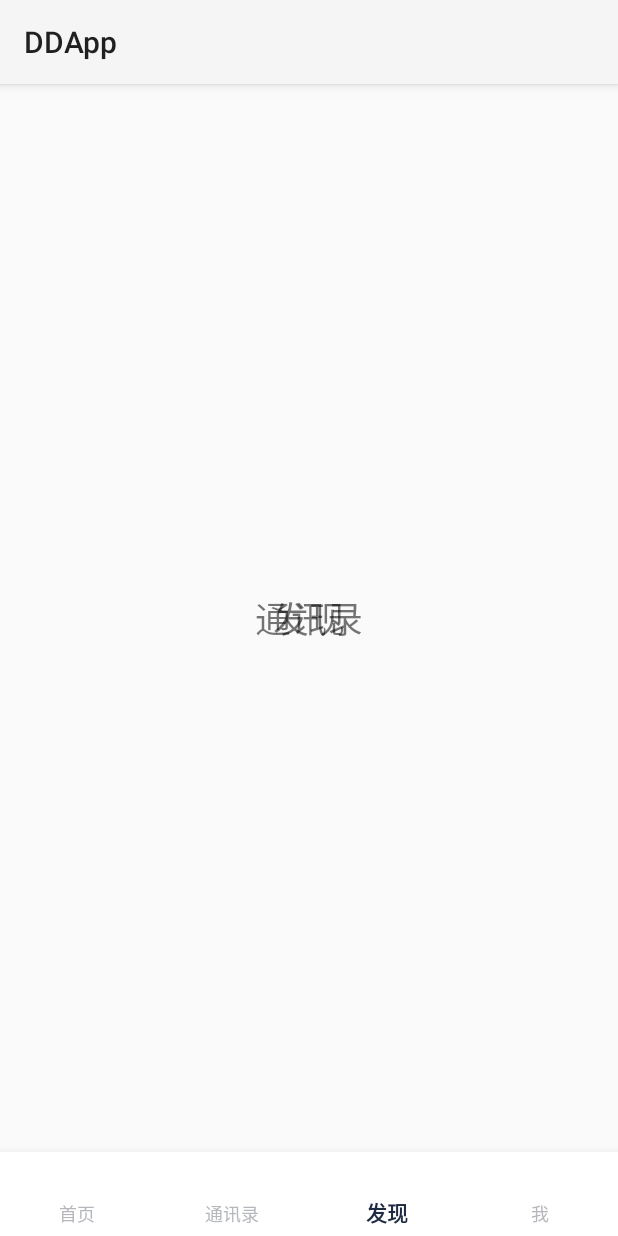
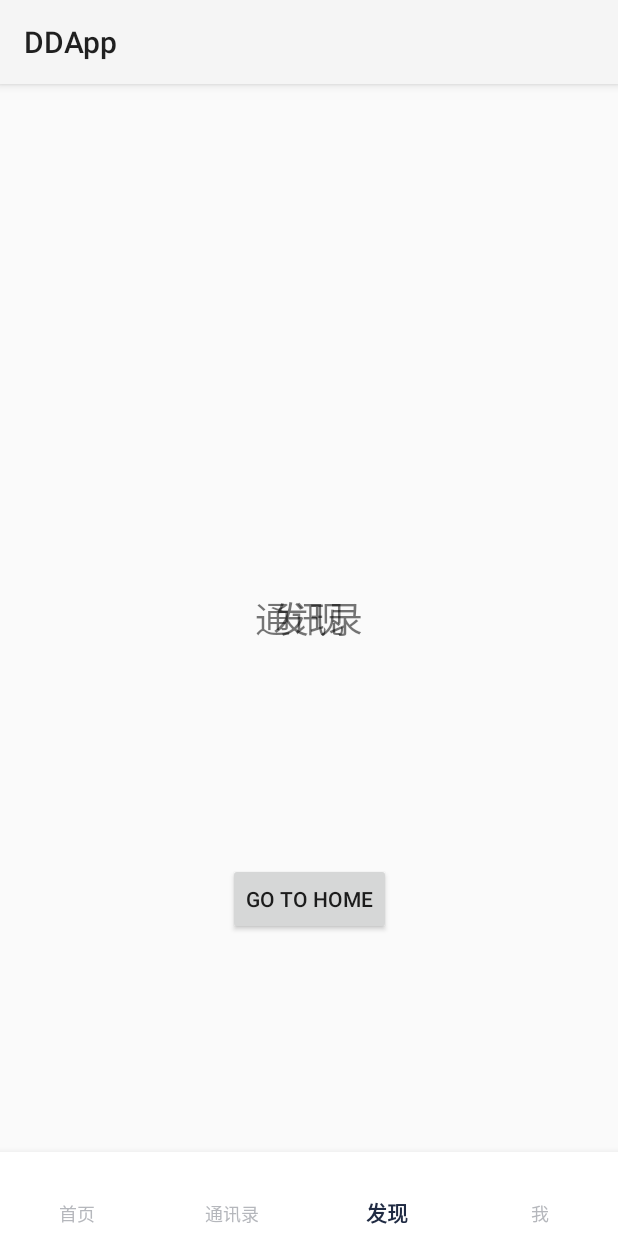
Before and after one commit to ZX-QDD/DDApp, an Android app: the fragment AddressBookFragment placed in its activity, item 3 of the bottom bar chosen, on a phone screen of 412 x 824 dp. Run offline under Robolectric (Android 15) with nearby library versions, the phone set to English and light mode, and no system bars.

Commit message:
fix: home v3

```diff
--- a/app/src/main/AndroidManifest.xml
+++ b/app/src/main/AndroidManifest.xml
@@ -20,7 +20,9 @@
         android:theme="@style/DDAppTheme">
         <activity
             android:name=".fragment.HomeActivity"
-            android:theme="@style/Theme.AppCompat.Light"></activity>
+            android:theme="@style/Theme.AppCompat.Light">
+
+        </activity>
         <activity android:name=".dagtask.DAGTaskActivity">
         </activity>
         <activity android:name=".taskchain.TaskChainActivity"></activity>
--- a/app/src/main/java/com/dongdong/ddapp/base/BaseActivity.kt
+++ b/app/src/main/java/com/dongdong/ddapp/base/BaseActivity.kt
@@ -7,51 +7,61 @@ import androidx.appcompat.app.AppCompatActivity
 
 abstract class BaseActivity  : AppCompatActivity() {
 
+    val TAG = "BaseActivity"
+
     override fun onCreate(savedInstanceState: Bundle?) {
         super.onCreate(savedInstanceState)
         setContentView(getLayoutId())
-        Log.i("BaseActivity", "onCreate ==> $this")
+        initData()
+        initView()
+        Log.i(TAG, "${this.javaClass.simpleName} ==> onCreate")
     }
 
     abstract fun getLayoutId(): Int
 
+    open fun initView() {
+    }
+
+    open fun initData() {
+    }
+
     override fun onStart() {
         super.onStart()
-        Log.i("BaseActivity", "onStart ==> $this")
+        Log.i(TAG, "${this.javaClass.simpleName} ==> onStart")
     }
 
     override fun onRestart() {
         super.onRestart()
-        Log.i("BaseActivity", "onRestart ==> $this")
+        Log.i(TAG, "${this.javaClass.simpleName} ==> onRestart")
     }
 
     override fun onResume() {
         super.onResume()
-        Log.i("BaseActivity", "onResume ==> $this")
+        Log.i(TAG, "${this.javaClass.simpleName} ==> onResume")
     }
 
     override fun onPause() {
         super.onPause()
-        Log.i("BaseActivity", "onPause ==> $this")
+        Log.i(TAG, "${this.javaClass.simpleName} ==> onPause")
     }
 
     override fun onStop() {
         super.onStop()
-        Log.i("BaseActivity", "onStop ==> $this")
+        Log.i(TAG, "${this.javaClass.simpleName} ==> onStop")
     }
 
     override fun onDestroy() {
         super.onDestroy()
-        Log.i("BaseActivity", "onDestroy ==> $this")
+        Log.i(TAG, "${this.javaClass.simpleName} ==> onDestroy")
     }
 
     override fun onNewIntent(intent: Intent) {
         super.onNewIntent(intent)
-        Log.i("BaseActivity", "onNewIntent ==> $this")
+        Log.i(TAG, "${this.javaClass.simpleName} ==> onNewIntent")
     }
 
     override fun onSaveInstanceState(outState: Bundle) {
         super.onSaveInstanceState(outState)
-        Log.i("BaseActivity", "onSaveInstanceState ==> $this")
+        Log.i(TAG, "${this.javaClass.simpleName} ==> onSaveInstanceState")
     }
 }
--- a/app/src/main/java/com/dongdong/ddapp/base/BaseFragment.kt
+++ b/app/src/main/java/com/dongdong/ddapp/base/BaseFragment.kt
@@ -10,6 +10,8 @@ import androidx.annotation.LayoutRes
 import androidx.fragment.app.Fragment
 
 open class BaseFragment() : Fragment() {
+
+    val TAG = "BaseFragment"
 
     @LayoutRes
     private var contentLayoutId: Int? = null
@@ -36,11 +38,11 @@ open class BaseFragment() : Fragment() {
 
     override fun onAttach(context: Context) {
         super.onAttach(context)
-        Log.d("BaseFragment", " ${this.javaClass.simpleName} onAttach")
+        Log.d(TAG, " ${this.javaClass.simpleName} ==> onAttach")
     }
 
     override fun onDetach() {
         super.onDetach()
-        Log.d("BaseFragment", "${this.javaClass.simpleName} onDetach")
+        Log.d(TAG, "${this.javaClass.simpleName} ==> onDetach")
     }
 }
--- a/app/src/main/java/com/dongdong/ddapp/fragment/HomeActivity.kt
+++ b/app/src/main/java/com/dongdong/ddapp/fragment/HomeActivity.kt
@@ -45,12 +45,17 @@ class HomeActivity : BaseActivity() {
 
     override fun getLayoutId(): Int = R.layout.activity_home
 
+    override fun onNewIntent(intent: Intent) {
+        super.onNewIntent(intent)
+        initHomeTab(intent)
+    }
+
     private fun initView(savedInstanceState: Bundle?) {
         initBottomNavigation()
         val saveLastIndex = savedInstanceState?.getSerializable(LAST_INDEX) as SelectTabType?
         lastIndex = saveLastIndex ?: SelectTabType.UNKNOWN
         if (lastIndex == SelectTabType.UNKNOWN) {
-            initHomeTab()
+            initHomeTab(intent)
         } else {
             resetHomeTab(lastIndex)
         }
@@ -61,8 +66,8 @@ class HomeActivity : BaseActivity() {
         outState.putSerializable(LAST_INDEX, lastIndex)
     }
 
-    private fun initHomeTab() {
-        val launchSelectTab = intent.getSerializableExtra(LAUNCH_SELECT_TAB) as SelectTabType
+    private fun initHomeTab(intent: Intent) {
+        val launchSelectTab = intent.getSerializableExtra(LAUNCH_SELECT_TAB) as SelectTabType?
         Log.d(TAG, "initHomeTab tab = $launchSelectTab")
         when (launchSelectTab) {
             SelectTabType.SELECT_TAB_ADDRESS_BOOK -> {
--- a/app/src/main/java/com/dongdong/ddapp/fragment/fragments/AddressBookFragment.kt
+++ b/app/src/main/java/com/dongdong/ddapp/fragment/fragments/AddressBookFragment.kt
@@ -7,15 +7,7 @@ import android.view.ViewGroup
 import com.dongdong.ddapp.R
 import com.dongdong.ddapp.base.BaseFragment
 
-class AddressBookFragment : BaseFragment() {
-
-    override fun onCreateView(
-        inflater: LayoutInflater,
-        container: ViewGroup?,
-        savedInstanceState: Bundle?
-    ): View? {
-        return inflater.inflate(R.layout.fragment_address_book, container, false)
-    }
+class AddressBookFragment : BaseFragment(R.layout.fragment_address_book) {
 
     override fun onViewCreated(view: View, savedInstanceState: Bundle?) {
         super.onViewCreated(view, savedInstanceState)
--- a/app/src/main/java/com/dongdong/ddapp/fragment/fragments/FindFragment.kt
+++ b/app/src/main/java/com/dongdong/ddapp/fragment/fragments/FindFragment.kt
@@ -4,21 +4,18 @@ import android.os.Bundle
 import android.view.LayoutInflater
 import android.view.View
 import android.view.ViewGroup
+import com.dongdong.ddapp.MainActivity
 import com.dongdong.ddapp.R
 import com.dongdong.ddapp.base.BaseFragment
+import kotlinx.android.synthetic.main.fragment_find.*
 
-class FindFragment : BaseFragment() {
-
-    override fun onCreateView(
-        inflater: LayoutInflater,
-        container: ViewGroup?,
-        savedInstanceState: Bundle?
-    ): View? {
-        return inflater.inflate(R.layout.fragment_find, container, false)
-    }
+class FindFragment : BaseFragment(R.layout.fragment_find) {
 
     override fun onViewCreated(view: View, savedInstanceState: Bundle?) {
         super.onViewCreated(view, savedInstanceState)
+        btn_goto_main.setOnClickListener {
+            MainActivity.launch(requireContext())
+        }
     }
 
 }
--- a/app/src/main/res/layout/fragment_find.xml
+++ b/app/src/main/res/layout/fragment_find.xml
@@ -1,6 +1,7 @@
 <?xml version="1.0" encoding="utf-8"?>
 <androidx.constraintlayout.widget.ConstraintLayout xmlns:android="http://schemas.android.com/apk/res/android"
     xmlns:app="http://schemas.android.com/apk/res-auto"
+    xmlns:tools="http://schemas.android.com/tools"
     android:layout_width="match_parent"
     android:layout_height="match_parent">
 
@@ -15,4 +16,14 @@
         app:layout_constraintStart_toStartOf="parent"
         app:layout_constraintTop_toTopOf="parent" />
 
+    <Button
+        android:id="@+id/btn_goto_main"
+        android:text="@string/go_to_home"
+        android:layout_width="wrap_content"
+        android:layout_height="wrap_content"
+        app:layout_constraintBottom_toBottomOf="parent"
+        app:layout_constraintEnd_toEndOf="parent"
+        app:layout_constraintStart_toStartOf="parent"
+        app:layout_constraintTop_toBottomOf="@+id/tv_find" />
+
 </androidx.constraintlayout.widget.ConstraintLayout>
--- a/app/src/main/res/values/strings.xml
+++ b/app/src/main/res/values/strings.xml
@@ -12,6 +12,7 @@
     <string name="go_to_camera">Go to Camera</string>
     <string name="go_to_widget">Go to Widget</string>
     <string name="go_to_home">Go to Home</string>
+    <string name="go_to_main">Go to Main</string>
     <string name="go_to_rating">Go to Rating</string>
     <string name="go_to_test">Go to Test</string>
 
```
Also changed, not shown: app/src/main/java/com/dongdong/ddapp/MainActivity.kt (+10 -0 lines), app/src/main/java/com/dongdong/ddapp/fragment/fragments/HomeFragment.kt (+1 -9 lines), app/src/main/java/com/dongdong/ddapp/fragment/fragments/MeFragment.kt (+1 -9 lines).
